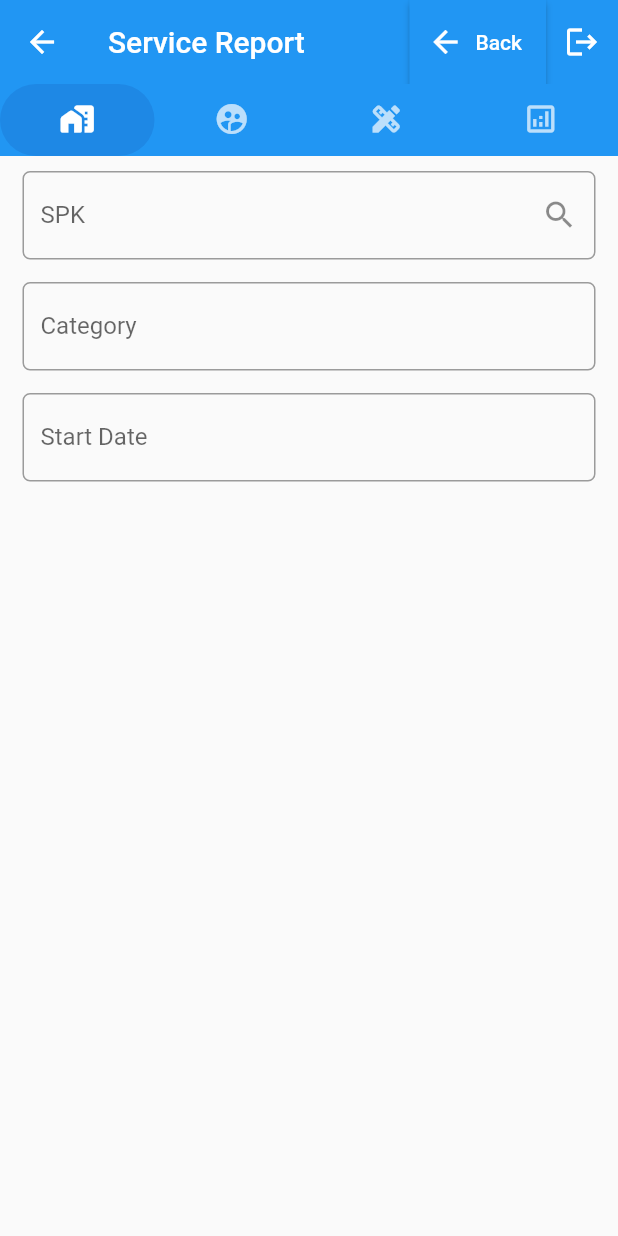
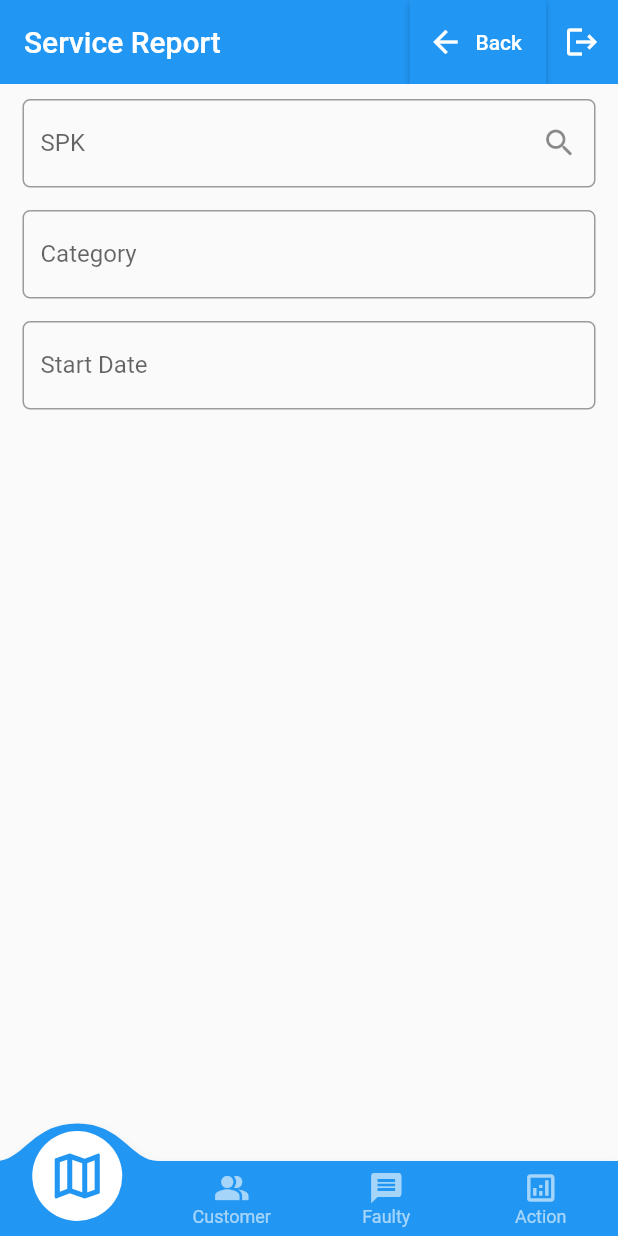
Before and after one commit to firafara/creative_mobile, a Flutter app: the ServiceReportPage screen opened by its route, on a phone screen of 412 x 824 dp. Run offline on Flutter 3.47's test engine with Material 2 defaults, Android fonts, the phone set to English and light mode, and no system bars; drawn by our look-alikes of convex_bottom_bar; our stand-ins replace dropdown_button2, shared_preferences, snippet_coder_utils; missing offline and left inert: api_cache_manager, dart:ffi, flutter_summernote, html_editor_enhanced; accounts and stored records are empty; statements that could not run were skipped.

Commit message:
update convex bottom dan summernote service report

```diff
--- a/lib/pages/services/service_report.dart
+++ b/lib/pages/services/service_report.dart
@@ -1,6 +1,7 @@
 // ignore_for_file: non_constant_identifier_names, prefer_interpolation_to_compose_strings, unused_import, implementation_imports, unnecessary_import, depend_on_referenced_packages, unnecessary_new, body_might_complete_normally_nullable
 
 import 'dart:convert';
+import 'package:convex_bottom_bar/convex_bottom_bar.dart';
 import 'package:creative_mobile/config.dart';
 import 'package:creative_mobile/constants/input_decoration.dart';
 import 'package:creative_mobile/constants/sr_const_list.dart';
@@ -32,8 +33,8 @@ class ServiceReportPage extends StatefulWidget {
 
 class _ServiceReportPageState extends State<ServiceReportPage> {
   GlobalKey<FlutterSummernoteState> _keyEditorAnalysis = GlobalKey();
-  // GlobalKey<FlutterSummernoteState> _keyEditorAction = GlobalKey();
-  // GlobalKey<FlutterSummernoteState> _keyEditorServiceNote = GlobalKey();
+  GlobalKey<FlutterSummernoteState> _keyEditorAction = GlobalKey();
+  GlobalKey<FlutterSummernoteState> _keyEditorServiceNote = GlobalKey();
 
   //harus ditambahkan disetiap inputan
   final TextEditingController spkNumberController = TextEditingController();
@@ -69,28 +70,23 @@ class _ServiceReportPageState extends State<ServiceReportPage> {
   String faultydropdownValue = faultyList.first;
   String serviceStatusdropdownValue = serviceStatusList.first;
   String statusAfterdropdownValue = afterServiceList.first;
+  _RemovePF() async {
+    SharedPreferences pref = await SharedPreferences.getInstance();
+    final _user_id = pref.clear();
+  }
 
   @override
   Widget build(BuildContext context) {
+    var size = MediaQuery.of(context).size;
+
     return DefaultTabController(
       length: 4,
       child: Builder(builder: (context) {
         return SafeArea(
           child: Scaffold(
             appBar: AppBar(
-              bottom: TabBar(
-                  indicator: BoxDecoration(
-                    color: Colors.blue[600],
-                    borderRadius: BorderRadius.circular(100),
-                  ),
-                  // ignore: prefer_const_literals_to_create_immutables
-                  tabs: [
-                    const Tab(icon: Icon(Icons.maps_home_work_rounded)),
-                    const Tab(icon: Icon(Icons.supervised_user_circle)),
-                    const Tab(icon: Icon(Icons.design_services)),
-                    const Tab(icon: Icon(Icons.analytics_outlined)),
-                  ]),
-              title: const Text("Service Report"),
+              automaticallyImplyLeading: false,
+              title: Text("Service Report"),
               elevation: 0,
               actions: [
                 ElevatedButton.icon(
@@ -117,6 +113,15 @@ class _ServiceReportPageState extends State<ServiceReportPage> {
                   ),
                 ),
               ],
+            ),
+            bottomNavigationBar: ConvexAppBar(
+              items: [
+                TabItem(icon: Icons.map_outlined, title: 'SPK'),
+                TabItem(icon: Icons.people_alt, title: 'Customer'),
+                TabItem(icon: Icons.message, title: 'Faulty'),
+                TabItem(icon: Icons.analytics_outlined, title: 'Action'),
+              ],
+              onTap: (int i) => print('click index=$i'),
             ),
             body: Form(
               key: _formKey,
@@ -190,6 +195,9 @@ class _ServiceReportPageState extends State<ServiceReportPage> {
                                               spk.unit_status_before_service;
                                           Navigator.of(context).pop();
                                         },
+                                        child: Padding(
+                                          padding:
+                                              const EdgeInsets.only(top: 10),
                                           child: ListView(
                                             physics:
                                                 const BouncingScrollPhysics(),
@@ -198,8 +206,12 @@ class _ServiceReportPageState extends State<ServiceReportPage> {
                                             children: <Widget>[
                                               Card(
                                                 shape: RoundedRectangleBorder(
+                                                  side: BorderSide(
+                                                    color: Colors.lightBlue,
+                                                  ),
                                                   borderRadius:
-                                                    BorderRadius.circular(15),
+                                                      const BorderRadius.all(
+                                                          Radius.circular(12)),
                                                 ),
                                                 clipBehavior: Clip.hardEdge,
                                                 child: ListTile(
@@ -215,6 +227,7 @@ class _ServiceReportPageState extends State<ServiceReportPage> {
                                                 ),
                                               ),
                                             ],
+                                          ),
                                         ),
                                       );
                                     }),
@@ -334,7 +347,7 @@ class _ServiceReportPageState extends State<ServiceReportPage> {
           ),
           Padding(
             padding:
-                const EdgeInsets.only(bottom: 15, top: 10, right: 15, left: 15),
+                const EdgeInsets.only(bottom: 30, top: 10, right: 15, left: 15),
             child: TextFormField(
                 controller: complaintsController,
                 keyboardType: TextInputType.multiline,
@@ -589,14 +602,49 @@ class _ServiceReportPageState extends State<ServiceReportPage> {
             Padding(
               padding: inputFieldPadding,
               child: FlutterSummernote(
+                  showBottomToolbar: false,
                   hint: "Analysis...",
                   key: _keyEditorAnalysis,
                   height: 300,
                   customToolbar: """[
                     ['style', ['bold', 'italic', 'underline', 'clear']],
                     ['font', ['strikethrough', 'superscript', 'subscript']],
+                    ['fontsize', ['fontsize']],
+                    ['color', ['color']],
                     ['para', ['ul', 'ol', 'paragraph']],
-                    ['table', ['table']],
+                    ['height', ['height']]
+                  ]"""),
+            ),
+            Padding(
+              padding: inputFieldPadding,
+              child: FlutterSummernote(
+                  showBottomToolbar: false,
+                  hint: "Action...",
+                  key: _keyEditorAction,
+                  height: 300,
+                  customToolbar: """[
+                    ['style', ['bold', 'italic', 'underline', 'clear']],
+                    ['font', ['strikethrough', 'superscript', 'subscript']],
+                    ['fontsize', ['fontsize']],
+                    ['color', ['color']],
+                    ['para', ['ul', 'ol', 'paragraph']],
+                    ['height', ['height']]
+                  ]"""),
+            ),
+            Padding(
+              padding: inputFieldPadding,
+              child: FlutterSummernote(
+                  showBottomToolbar: false,
+                  hint: "Service Note...",
+                  key: _keyEditorServiceNote,
+                  height: 300,
+                  customToolbar: """[
+                    ['style', ['bold', 'italic', 'underline', 'clear']],
+                    ['font', ['strikethrough', 'superscript', 'subscript']],
+                    ['fontsize', ['fontsize']],
+                    ['color', ['color']],
+                    ['para', ['ul', 'ol', 'paragraph']],
+                    ['height', ['height']]
                   ]"""),
             ),
             // Padding(
@@ -639,6 +687,8 @@ class _ServiceReportPageState extends State<ServiceReportPage> {
             // ),
             Padding(
               padding: inputFieldPadding,
+              child: Container(
+                margin: EdgeInsets.only(left: 5, right: 5, bottom: 25, top: 10),
                 child: Center(
                   child: ElevatedButton.icon(
                     onPressed: () async {
@@ -657,6 +707,7 @@ class _ServiceReportPageState extends State<ServiceReportPage> {
                   ),
                 ),
               ),
+            ),
           ]),
     );
   }
--- a/lib/pages/update_hm.dart
+++ b/lib/pages/update_hm.dart
@@ -20,20 +20,16 @@ class _HMPageState extends State<HMPage> {
           elevation: 0,
           actions: [
             ElevatedButton.icon(
-              icon: Icon(
+              icon: const Icon(
                 Icons.arrow_back,
                 color: Colors.white,
               ),
               onPressed: () {
-                Navigator.pushNamed(context, '/');
+                Navigator.pushNamed(context, '/home');
                 //pushName berguna untuk memanggil nama route yang telah kita buat di main dart
               },
-              label: Text('Back'),
-              style: ElevatedButton.styleFrom(
-                shape: new RoundedRectangleBorder(
-                  borderRadius: new BorderRadius.circular(50),
-                ),
-              ),
+              label: const Text('Back'),
+              style: ElevatedButton.styleFrom(),
             ),
             IconButton(
               onPressed: (() {
--- a/pubspec.yaml
+++ b/pubspec.yaml
@@ -44,6 +44,7 @@ dependencies:
   shared_preferences: ^2.0.15
   fluttericon: ^2.0.0
   flutter_summernote: ^1.0.0
+  convex_bottom_bar: ^3.1.0+1
 
 dev_dependencies:
   flutter_test:
```
Also changed, not shown: pubspec.lock. Lines whose indentation alone changed are shown as unchanged.
